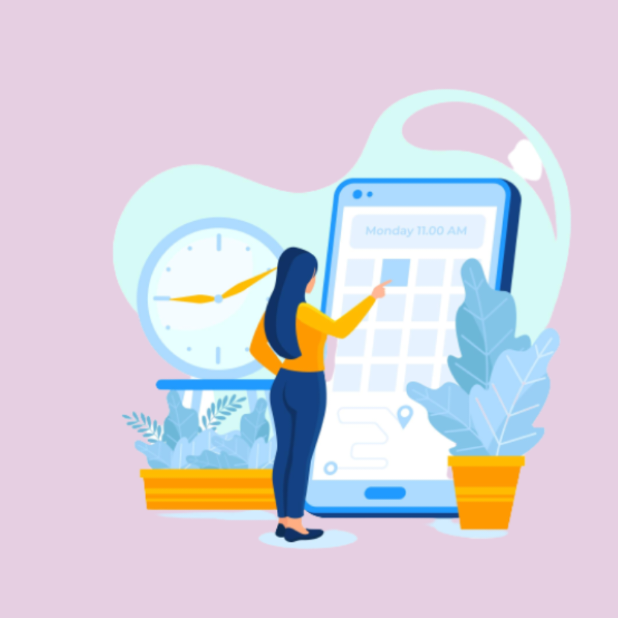
After one commit to gichuhiii/mycounsellor, an Android app: the SplashScreen screen opened directly, with no data from a screen before it, on a phone screen of 412 x 824 dp, the top half of it. The commit adds this screen. Run offline under Robolectric (Android 15) with nearby library versions, the phone set to English and light mode, and no system bars.

Commit message:
Splash screen and get started

```diff
--- a/app/build.gradle
+++ b/app/build.gradle
@@ -1,6 +1,8 @@
 plugins {
     id 'com.android.application'
     id 'org.jetbrains.kotlin.android'
+    id 'kotlin-android'
+    id 'kotlin-android-extensions'
 }
 
 android {
--- /dev/null
+++ b/app/src/main/java/com/example/mycounsellor/SplashScreen.kt
@@ -0,0 +1,25 @@
+package com.example.mycounsellor
+
+import android.content.Intent
+import android.os.Bundle
+import android.os.PersistableBundle
+import androidx.appcompat.app.AppCompatActivity
+import kotlinx.android.synthetic.main.activity_splash.*
+import kotlinx.android.synthetic.main.activity_splash.*
+
+class SplashScreen: AppCompatActivity() {
+
+    override fun onCreate(savedInstanceState: Bundle?) {
+        super.onCreate(savedInstanceState)
+        setContentView(R.layout.activity_splash)
+
+        iv_splash.alpha = 0f
+        iv_splash.animate().setDuration(1500).alpha(1f).withEndAction {
+            val i = Intent(this, MainActivity::class.java)
+            startActivity(i)
+            overridePendingTransition(android.R.anim.fade_in,android.R.anim.fade_out)
+            finish()
+        }
+
+    }
+}
--- /dev/null
+++ b/app/src/main/res/layout/activity_login.xml
@@ -0,0 +1,6 @@
+<?xml version="1.0" encoding="utf-8"?>
+<androidx.constraintlayout.widget.ConstraintLayout xmlns:android="http://schemas.android.com/apk/res/android"
+    android:layout_width="match_parent"
+    android:layout_height="match_parent">
+
+</androidx.constraintlayout.widget.ConstraintLayout>
--- /dev/null
+++ b/app/src/main/res/layout/activity_splash.xml
@@ -0,0 +1,22 @@
+<?xml version="1.0" encoding="utf-8"?>
+<androidx.constraintlayout.widget.ConstraintLayout xmlns:android="http://schemas.android.com/apk/res/android"
+    android:layout_width="match_parent"
+    android:layout_height="match_parent"
+    xmlns:tools="http://schemas.android.com/tools"
+    xmlns:app="http://schemas.android.com/apk/res-auto"
+    tools:context=".MainActivity"
+    android:background="@color/background_purple"
+    android:padding="20dp">
+
+    <ImageView
+        android:id="@+id/iv_splash"
+        android:layout_width="416dp"
+        android:layout_height="385dp"
+        android:layout_centerInParent="true"
+        android:src="@drawable/splash"
+        tools:ignore="MissingConstraints"
+        tools:layout_editor_absoluteX="-21dp"
+        tools:layout_editor_absoluteY="135dp" />
+
+
+</androidx.constraintlayout.widget.ConstraintLayout>
--- a/app/src/main/res/values/colors.xml
+++ b/app/src/main/res/values/colors.xml
@@ -8,4 +8,6 @@
     <color name="black">#FF000000</color>
     <color name="white">#FFFFFFFF</color>
     <color name="transparent">#00FFFFFF</color>
+    <color name="background_purple">#E6CFE2</color>
+    <color name="button_color">#A97798</color>
 </resources>
--- a/app/src/main/res/values/strings.xml
+++ b/app/src/main/res/values/strings.xml
@@ -9,4 +9,8 @@
 
     <string name="hello_first_fragment">Hello first fragment</string>
     <string name="hello_second_fragment">Hello second fragment. Arg: %1$s</string>
+
+    <string name="welcome">With myCounsellor, your next session is a few clicks away</string>
+    <string name="getstarted">Get Started</string>
+
 </resources>
--- /dev/null
+++ b/app/src/main/res/values/styles.xml
@@ -0,0 +1,8 @@
+<?xml version="1.0" encoding="utf-8"?>
+<resources>
+
+    <style name="SplashScreen" parent="Theme.AppCompat.Light.NoActionBar">
+        <item name="backgroundColor">@color/background_purple</item>
+    </style>
+
+</resources>
--- a/app/src/main/res/values/themes.xml
+++ b/app/src/main/res/values/themes.xml
@@ -1,9 +1,9 @@
 <resources xmlns:tools="http://schemas.android.com/tools">
     <!-- Base application theme. -->
-    <style name="Theme.Mycounsellor" parent="Theme.MaterialComponents.DayNight.DarkActionBar">
+    <style name="Theme.Mycounsellor" parent="Theme.MaterialComponents.DayNight.NoActionBar">
         <!-- Primary brand color. -->
-        <item name="colorPrimary">@color/purple_500</item>
-        <item name="colorPrimaryVariant">@color/purple_700</item>
+        <item name="colorPrimary">@color/background_purple</item>
+        <item name="colorPrimaryVariant">@color/background_purple</item>
         <item name="colorOnPrimary">@color/white</item>
         <!-- Secondary brand color. -->
         <item name="colorSecondary">@color/teal_200</item>
```
Also changed, not shown: app/src/main/AndroidManifest.xml (+13 -4 lines), app/src/main/res/layout/activity_get_started.xml (added, +57 -0 lines), app/src/main/res/drawable-v24/splash.png (added).
